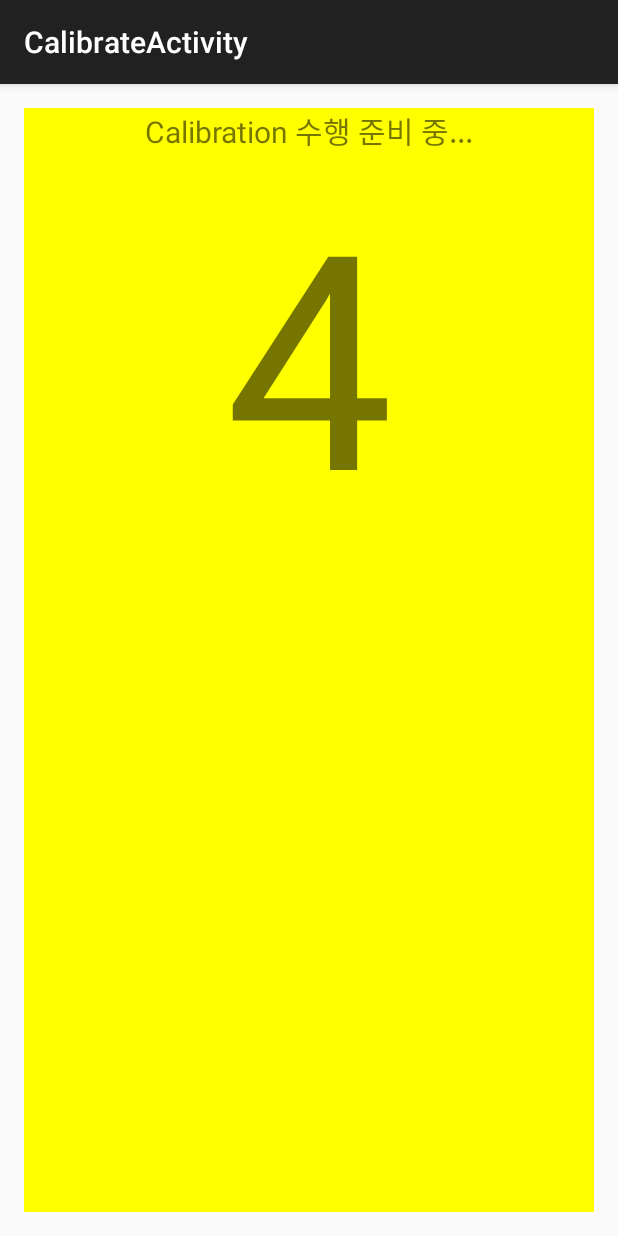
After one commit to kimkilho/SCDC, an Android app: the CalibrateActivity screen opened directly, with no data from a screen before it, on a phone screen of 412 x 824 dp. The commit adds this screen. Run offline under Robolectric (Android 15) with nearby library versions, the phone set to English and light mode, and no system bars.

Commit message:
Add the base of CalibrateActivity and its related resources

```diff
--- a/app/src/main/AndroidManifest.xml
+++ b/app/src/main/AndroidManifest.xml
@@ -86,6 +86,12 @@
             android:label="@string/title_activity_settings"
             android:windowSoftInputMode="adjustPan">
         </activity>
+        <activity
+            android:name="kr.ac.snu.imlab.scdc.activity.CalibrateActivity"
+            android:label="@string/title_activity_calibrate"
+            android:windowSoftInputMode="adjustPan">
+        </activity>
+
 
         <!-- Funf Probe Services -->
         <!--
--- /dev/null
+++ b/app/src/main/java/kr/ac/snu/imlab/scdc/activity/CalibrateActivity.java
@@ -0,0 +1,86 @@
+package kr.ac.snu.imlab.scdc.activity;
+
+import android.os.Bundle;
+import android.os.CountDownTimer;
+import android.support.v7.app.ActionBarActivity;
+import android.util.Log;
+import android.widget.LinearLayout;
+import android.widget.TextView;
+
+import kr.ac.snu.imlab.scdc.R;
+import kr.ac.snu.imlab.scdc.service.core.SCDCKeys.LogKeys;
+
+/**
+ * Created by kilho on 15. 12. 4.
+ */
+public class CalibrateActivity extends ActionBarActivity {
+
+  protected static final String TAG = "CalibrateActivity";
+
+  private final int WAITING_TIME_IN_MILLISECONDS = 5000;
+  private final int PERIOD_IN_MILLISECONDS = 20;
+  private final int CALIBRATE_DURATION_IN_MILLISECONDS = 5000;
+  private CountDownTimer countDownTimerCalibrating;
+  private LinearLayout calibrateTimeRemainedLayout;
+  private TextView calibrateMessageTv;
+  private TextView calibrateTimeRemainedTv;
+
+
+  @Override
+  protected void onCreate(Bundle savedInstanceState) {
+    super.onCreate(savedInstanceState);
+    setContentView(R.layout.activity_calibrate);
+    calibrateTimeRemainedLayout = (LinearLayout)findViewById(R.id.ll_calibrate_time_remained);
+    calibrateMessageTv = (TextView)findViewById(R.id.tv_calibrate_message);
+    calibrateTimeRemainedTv = (TextView)findViewById(R.id.tv_calibrate_time_remained);
+    startCalibrating();
+  }
+
+  private void startCalibrating() {
+    // TODO: Implement data collection task for defined time duration
+    setUpCountDownTimer();
+    countDownTimerCalibrating.start();
+  }
+
+  private void setUpCountDownTimer() {
+    countDownTimerCalibrating =
+      new CountDownTimer(WAITING_TIME_IN_MILLISECONDS +
+                         CALIBRATE_DURATION_IN_MILLISECONDS,
+                         PERIOD_IN_MILLISECONDS)
+        // millisInFuture: The number of millis in the future from the call to start()
+        //                 until the countdown is done and onFinish() is called.
+        // countDownInterval: The interval along the way to receive
+        //                    onTick(long) callbacks.
+      {
+      @Override
+      public void onTick(long millisUntilFinished) {
+//        Log.d(LogKeys.DEBUG, TAG + ".setUpCountDownTimer().onTick()/ millisUntilFinished=" +
+//                millisUntilFinished);
+        if (millisUntilFinished > CALIBRATE_DURATION_IN_MILLISECONDS) {
+          calibrateTimeRemainedLayout.setBackgroundResource(R.color.waiting);
+          calibrateMessageTv.setText(R.string.waiting_to_calibrate);
+          calibrateTimeRemainedTv.setText(
+                  Long.toString((millisUntilFinished - CALIBRATE_DURATION_IN_MILLISECONDS)
+                  / 1000 + 1)
+          );
+        } else {
+
+          // TODO: Implement task after finished calibrating
+        }
+      }
+
+      @Override
+      public void onFinish() {
+        calibrateTimeRemainedTv.setText("0");
+        // TODO:
+      }
+    };
+  }
+
+  @Override
+  protected void onDestroy() {
+    countDownTimerCalibrating.cancel();
+    super.onDestroy();
+  }
+
+}
--- a/app/src/main/java/kr/ac/snu/imlab/scdc/service/core/SCDCPipeline.java
+++ b/app/src/main/java/kr/ac/snu/imlab/scdc/service/core/SCDCPipeline.java
@@ -377,9 +377,9 @@ public class SCDCPipeline implements Pipeline, DataListener {
   public void onDataReceived(IJsonObject probeConfig, IJsonObject data) {
     // Add expId and sensorId to the original data
     JsonObject dataClone = data.getAsJsonObject();
-    dataClone.addProperty(SharedPrefs.LABEL_EXP_ID,
+    dataClone.addProperty(SharedPrefs.KEY_EXP_ID,
                           spHandler.getExpId(probeConfig.toString()));
-    dataClone.addProperty(SharedPrefs.LABEL_SENSOR_ID,
+    dataClone.addProperty(SharedPrefs.KEY_SENSOR_ID,
                           spHandler.getSensorId());
 
     // Temporarily build tempLabelEntries List<LabelEntry>
--- /dev/null
+++ b/app/src/main/res/layout/activity_calibrate.xml
@@ -0,0 +1,33 @@
+<?xml version="1.0" encoding="utf-8"?>
+<RelativeLayout xmlns:android="http://schemas.android.com/apk/res/android"
+                android:layout_width="match_parent"
+                android:layout_height="match_parent"
+                android:paddingLeft="16dp"
+                android:paddingRight="16dp"
+                android:paddingTop="16dp"
+                android:paddingBottom="16dp">
+  <LinearLayout
+      android:id="@+id/ll_calibrate_time_remained"
+      android:visibility="visible"
+      android:orientation="vertical"
+      android:layout_centerInParent="true"
+      android:layout_width="match_parent"
+      android:layout_height="match_parent">
+
+      <TextView
+          android:id="@+id/tv_calibrate_message"
+          android:text="@string/calibrating"
+          android:layout_width="match_parent"
+          android:layout_height="wrap_content"
+          android:textSize="20dp"
+          android:gravity="center" />
+      <TextView
+          android:text="5"
+          android:id="@+id/tv_calibrate_time_remained"
+          android:layout_width="match_parent"
+          android:layout_height="wrap_content"
+          android:gravity="center"
+          android:textSize="200dp" />
+  </LinearLayout>
+
+</RelativeLayout>
--- /dev/null
+++ b/app/src/main/res/values/colors.xml
@@ -0,0 +1,5 @@
+<?xml version="1.0" encoding="utf-8"?>
+<resources>
+  <color name="waiting">#FFFF00</color>
+  <color name="collecting_data">#00FF00</color>
+</resources>
--- a/app/src/main/res/values/strings.xml
+++ b/app/src/main/res/values/strings.xml
@@ -84,6 +84,7 @@
     <string name="notification_interval_tv">Push notifications time interval</string>
     <string name="title_activity_probe_reschedule">ProbeRescheduleActivity</string>
     <string name="title_activity_settings">SettingsActivity</string>
+    <string name="title_activity_calibrate">CalibrateActivity</string>
     <string name="general_alarm_message">현재 무엇을 하고 계신가요? 레이블링을 수행해주세요.</string>
     <string name="label_alarm_message">%1$s한지 %2$s 지났습니다.</string>
     <string name="label_alarm_content_info">Reminder</string>
@@ -110,6 +111,10 @@
     <string name="change_config_complete_message">Successfully changed pipeline config.</string>
     <string name="change_config_failed_message">Failed to change pipeline config.</string>
 
+    <string name="alert_need_calibration">본격적인 사용에 앞서, 현재 기기에 대한 calibration이 필요합니다.</string>
+    <string name="waiting_to_calibrate">Calibration 수행 준비 중...</string>
+    <string name="calibrating">Calibration 수행 중...</string>
+
     <!-- Activity recognition strings -->
     <!--<string name="in_vehicle">In a vehicle</string>-->
     <!--<string name="on_bicycle">On a bicycle</string>-->
```
Also changed, not shown: app/src/main/java/kr/ac/snu/imlab/scdc/activity/LaunchActivity.java (+27 -1 lines).
